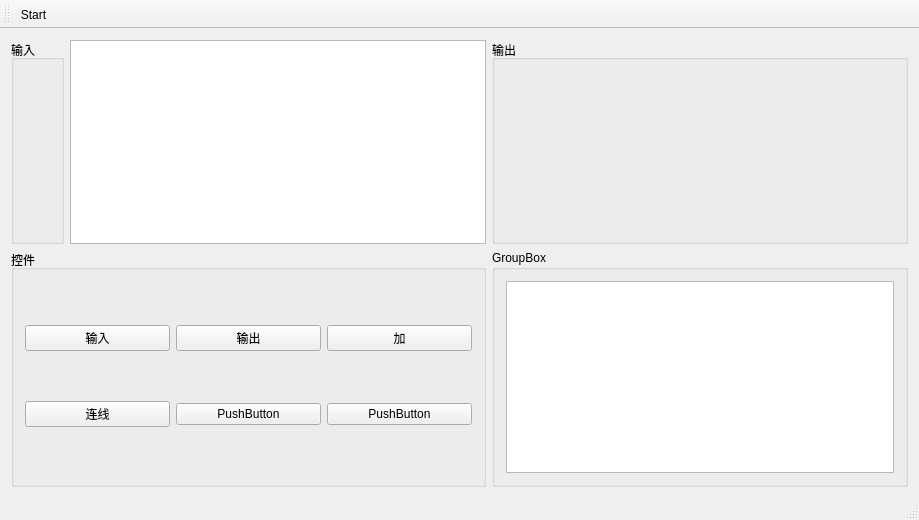
Old version of the form Crystal Software (Qt)/TestAnything/TestAnything.ui in the repository yyx112358/Crystal-Software-Platform.
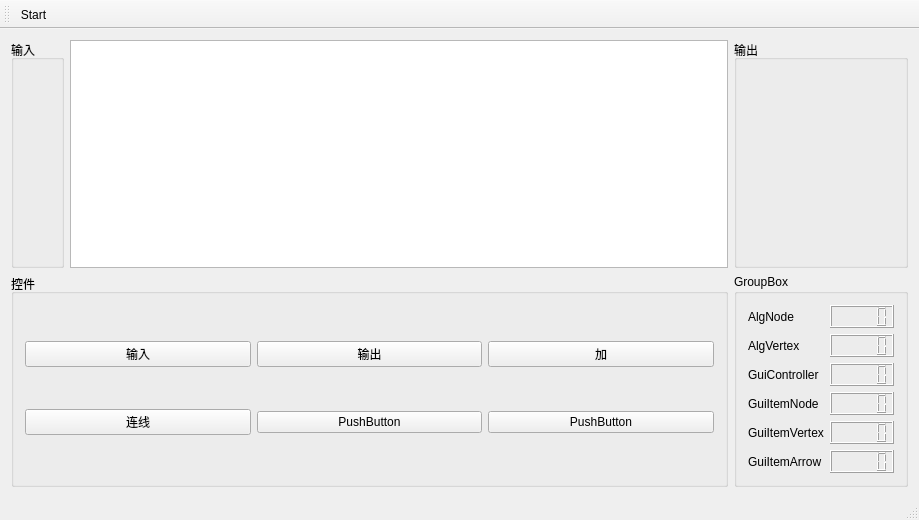
New version of the form.

Commit message: 加入手动删除连接功能

Diff of the .ui file:
```diff
--- a/Crystal Software (Qt)/TestAnything/TestAnything.ui
+++ b/Crystal Software (Qt)/TestAnything/TestAnything.ui
@@ -115,9 +115,66 @@
       <property name="title">
        <string>GroupBox</string>
       </property>
-      <layout class="QVBoxLayout" name="verticalLayout_3">
-       <item>
-        <widget class="QTextBrowser" name="textBrowser"/>
+      <layout class="QGridLayout" name="gridLayout_3">
+       <item row="0" column="0">
+        <widget class="QLabel" name="label">
+         <property name="text">
+          <string>AlgNode</string>
+         </property>
+        </widget>
+       </item>
+       <item row="2" column="0">
+        <widget class="QLabel" name="label_3">
+         <property name="text">
+          <string>GuiController</string>
+         </property>
+        </widget>
+       </item>
+       <item row="3" column="0">
+        <widget class="QLabel" name="label_4">
+         <property name="text">
+          <string>GuiItemNode</string>
+         </property>
+        </widget>
+       </item>
+       <item row="1" column="0">
+        <widget class="QLabel" name="label_2">
+         <property name="text">
+          <string>AlgVertex</string>
+         </property>
+        </widget>
+       </item>
+       <item row="2" column="1">
+        <widget class="QLCDNumber" name="lcdNumber_GuiController"/>
+       </item>
+       <item row="0" column="1">
+        <widget class="QLCDNumber" name="lcdNumber_AlgNode"/>
+       </item>
+       <item row="1" column="1">
+        <widget class="QLCDNumber" name="lcdNumber_AlgVertex"/>
+       </item>
+       <item row="4" column="0">
+        <widget class="QLabel" name="label_5">
+         <property name="text">
+          <string>GuiItemVertex</string>
+         </property>
+        </widget>
+       </item>
+       <item row="5" column="0">
+        <widget class="QLabel" name="label_6">
+         <property name="text">
+          <string>GuiItemArrow</string>
+         </property>
+        </widget>
+       </item>
+       <item row="3" column="1">
+        <widget class="QLCDNumber" name="lcdNumber_GuiItemNode"/>
+       </item>
+       <item row="4" column="1">
+        <widget class="QLCDNumber" name="lcdNumber_GuiItemVertex"/>
+       </item>
+       <item row="5" column="1">
+        <widget class="QLCDNumber" name="lcdNumber_GuiItemArrow"/>
        </item>
       </layout>
      </widget>
```
The commit also changes 2 other files.
